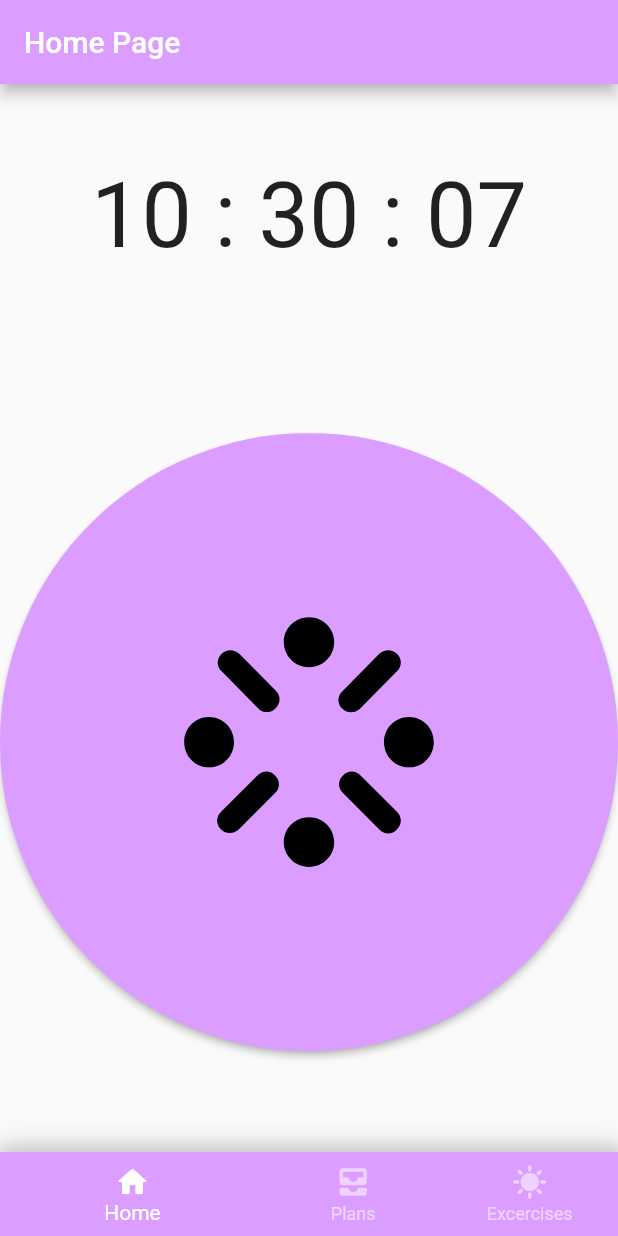
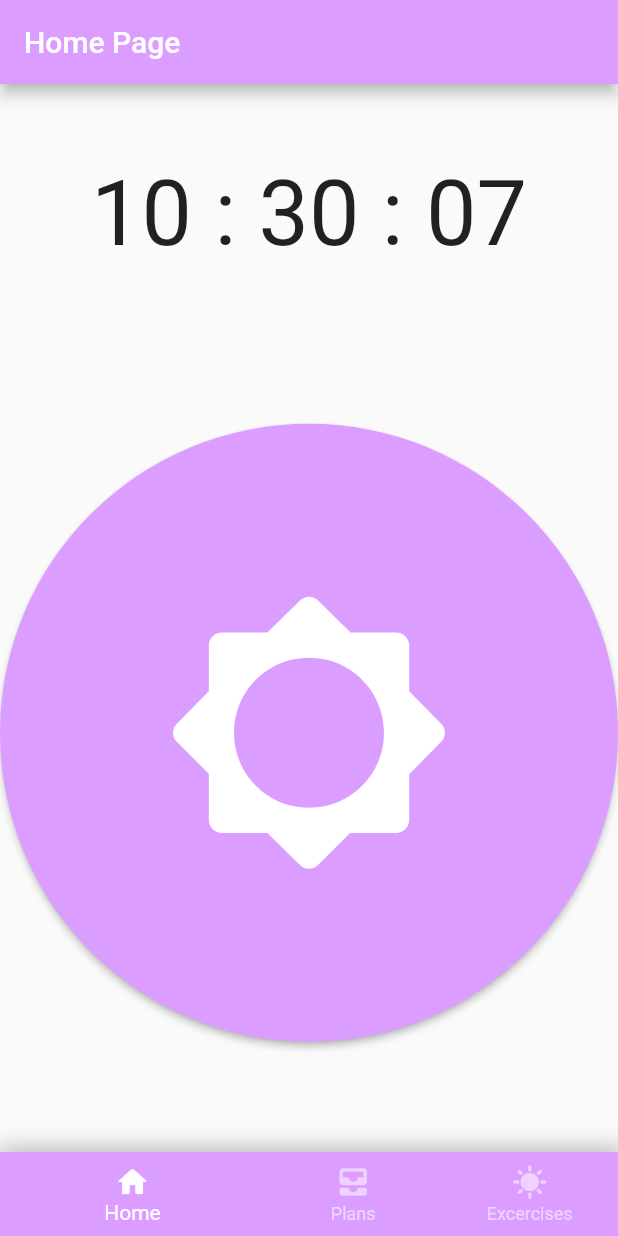
Before and after one commit to gsando/UI-Design, a Flutter app: the screen it shows after launch, on a phone screen of 412 x 824 dp. Run offline on Flutter 3.47's test engine with Material 2 defaults, Android fonts, the phone set to English and light mode, and no system bars; our stand-ins replace drift; accounts and stored records are empty; generated files the repository leaves out were written again.

Commit message:
Updated home button

```diff
--- a/lib/main.dart
+++ b/lib/main.dart
@@ -534,32 +534,18 @@ class _HomeFeedsState extends State<HomeFeeds> {
                     ),
                     child: const Icon(
                       //<-- SEE HERE
-                      Icons.stream_rounded,
-                      color: Colors.black,
+                      Icons
+                          .brightness_5_rounded, //auto_awesome_outlined, blur_on
+                      color: Colors.white,
                       size: 200,
                     ),
                   ),
                 ])),
         SizedBox(
-            height: kBottomNavigationBarHeight + 10,
+            height: kBottomNavigationBarHeight + 20,
             width: MediaQuery.of(context).size.width)
       ])),
     );
-    //   body: ListView.builder(              //ListView is a flutter method that creates an infinite list of items, disabled as we want a set number of items based on ones already entered
-    //     controller: _scrollController,
-    //     itemCount: 3,
-    //     itemBuilder: (context, index) {
-    //       return InkWell(
-    //           onTap: () {
-    //             _navbarNotifier.hideBottomNavBar = false;
-    //             navigate(context, FeedDetail.route,
-    //                 isRootNavigator: false,
-    //                 arguments: {'id': index.toString()});
-    //           },
-    //           child: FeedTile(index: index));
-    //     },
-    //   ),
-    // );
   }
 }
 
```
